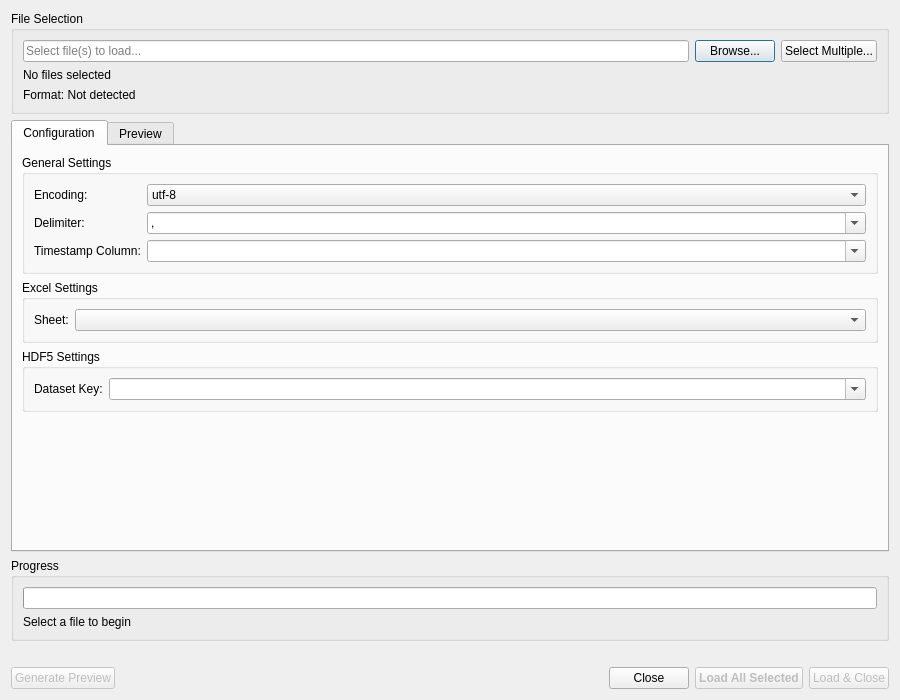
First picture: the form in platform_base/src/platform_base/desktop/ui_files/uploadDialog.ui, repository thiagoarcan/Warp, before the edit.
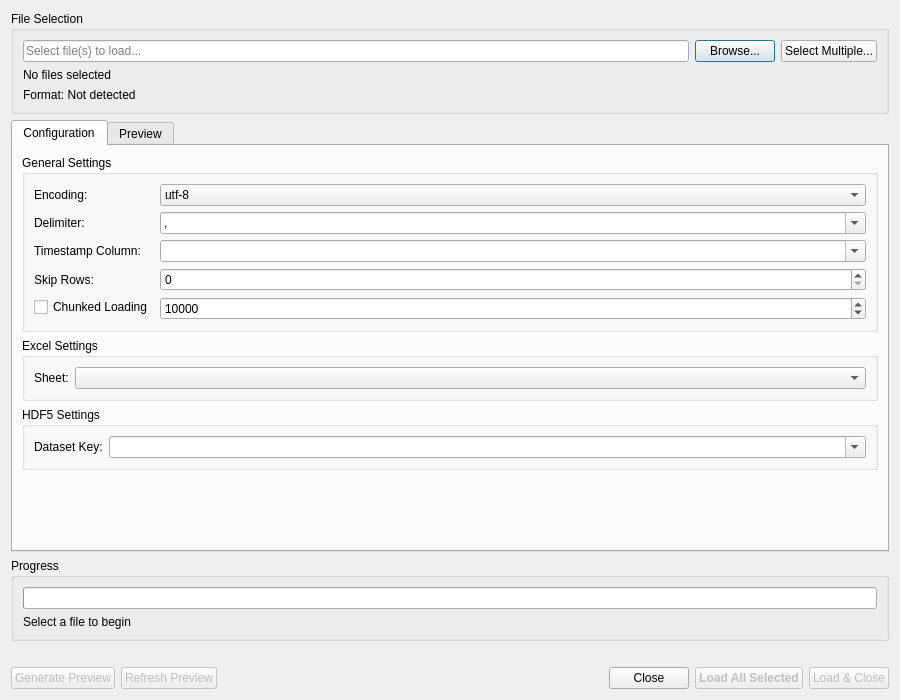
Second picture: the form after the edit.

Diff of the .ui file:
```diff
--- a/platform_base/src/platform_base/desktop/ui_files/uploadDialog.ui
+++ b/platform_base/src/platform_base/desktop/ui_files/uploadDialog.ui
@@ -169,6 +169,49 @@
             </property>
            </widget>
           </item>
+          <item row="3" column="0">
+           <widget class="QLabel" name="skipRowsLabel">
+            <property name="text">
+             <string>Skip Rows:</string>
+            </property>
+           </widget>
+          </item>
+          <item row="3" column="1">
+           <widget class="QSpinBox" name="skipRowsSpin">
+            <property name="minimum">
+             <number>0</number>
+            </property>
+            <property name="maximum">
+             <number>1000</number>
+            </property>
+            <property name="value">
+             <number>0</number>
+            </property>
+           </widget>
+          </item>
+          <item row="4" column="0">
+           <widget class="QCheckBox" name="chunkCheck">
+            <property name="text">
+             <string>Chunked Loading</string>
+            </property>
+           </widget>
+          </item>
+          <item row="4" column="1">
+           <widget class="QSpinBox" name="chunkSizeSpin">
+            <property name="minimum">
+             <number>1000</number>
+            </property>
+            <property name="maximum">
+             <number>1000000</number>
+            </property>
+            <property name="value">
+             <number>10000</number>
+            </property>
+            <property name="singleStep">
+             <number>1000</number>
+            </property>
+           </widget>
+          </item>
          </layout>
         </widget>
        </item>
@@ -297,6 +340,16 @@
        </property>
       </widget>
      </item>
+     <item>
+      <widget class="QPushButton" name="refreshPreviewBtn">
+       <property name="enabled">
+        <bool>false</bool>
+       </property>
+       <property name="text">
+        <string>Refresh Preview</string>
+       </property>
+      </widget>
+     </item>
      <item>
       <spacer name="buttonsSpacer">
        <property name="orientation">
```
Left out of the diff: 13 changed lines with no effect on the pictures.
